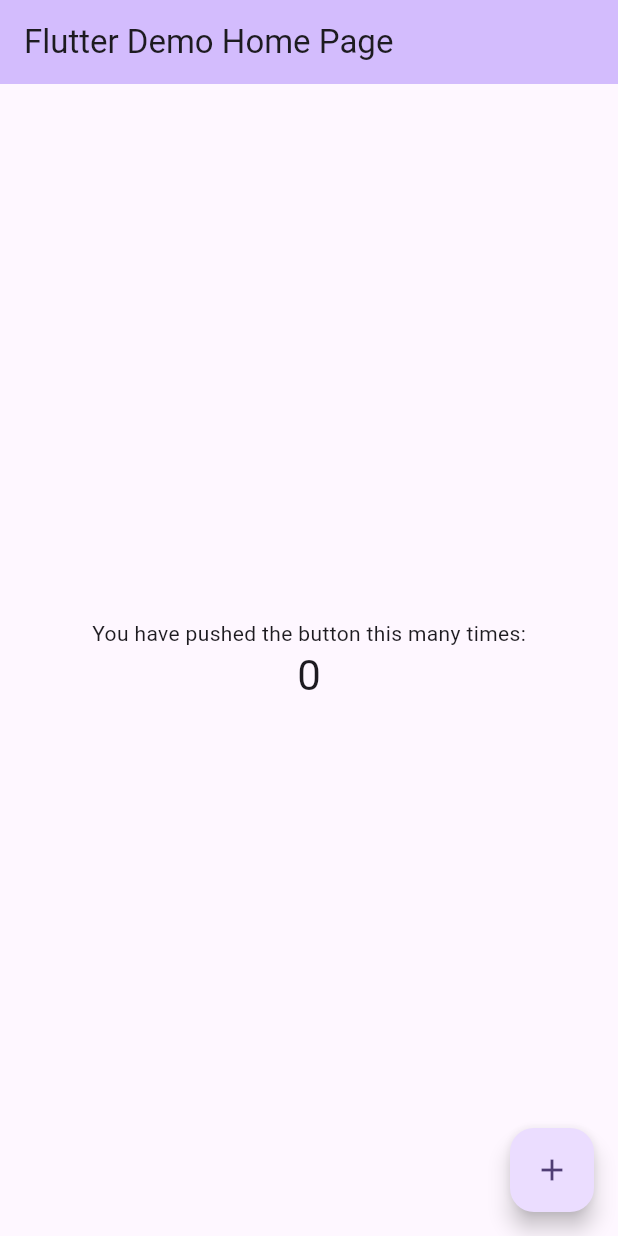
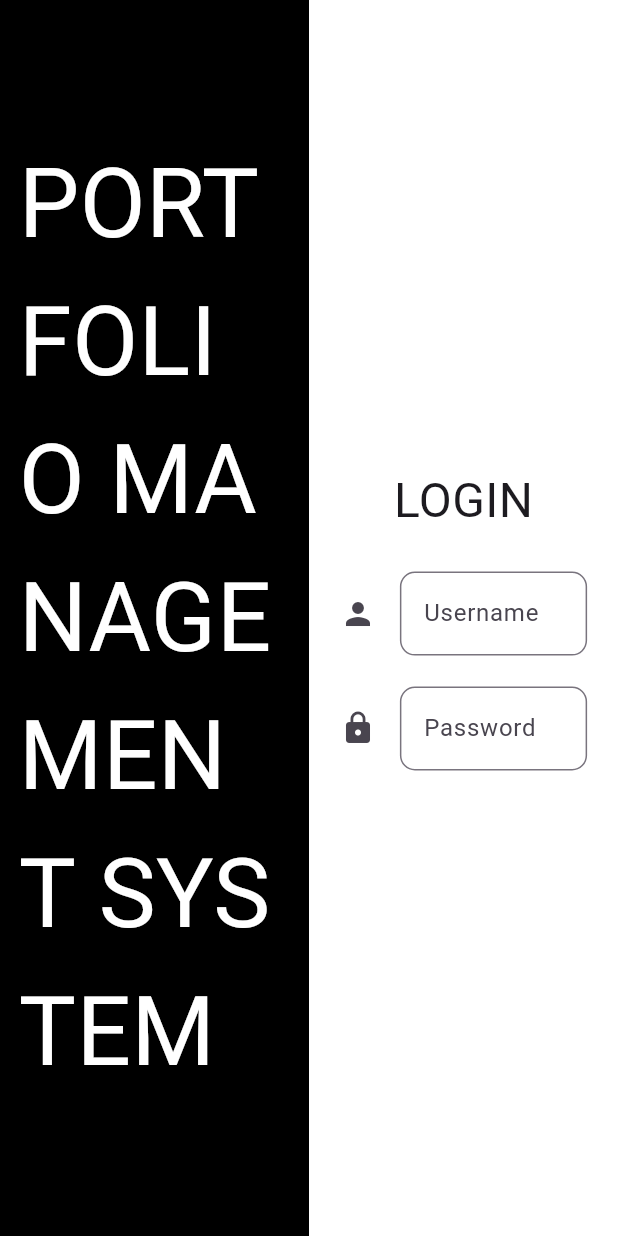
Before and after one commit to suleymancetin8/portfolio_management_system, a Flutter app: the screen it shows after launch, on a phone screen of 412 x 824 dp. Run offline on Flutter 3.47's test engine with Material 3 defaults, Android fonts, the phone set to English and light mode, and no system bars.

Commit message:
styling the login page

```diff
--- a/lib/main.dart
+++ b/lib/main.dart
@@ -6,32 +6,12 @@
 
 class MyApp extends StatelessWidget {
   const MyApp({super.key});
-
-  // This widget is the root of your application.
   @override
   Widget build(BuildContext context) {
-    return MaterialApp(
+    return const MaterialApp(
       title: 'Flutter Demo',
-      theme: ThemeData(
-        // This is the theme of your application.
-        //
-        // TRY THIS: Try running your application with "flutter run". You'll see
-        // the application has a purple toolbar. Then, without quitting the app,
-        // try changing the seedColor in the colorScheme below to Colors.green
-        // and then invoke "hot reload" (save your changes or press the "hot
-        // reload" button in a Flutter-supported IDE, or press "r" if you used
-        // the command line to start the app).
-        //
-        // Notice that the counter didn't reset back to zero; the application
-        // state is not lost during the reload. To reset the state, use hot
-        // restart instead.
-        //
-        // This works for code too, not just values: Most code changes can be
-        // tested with just a hot reload.
-        colorScheme: ColorScheme.fromSeed(seedColor: Colors.deepPurple),
-        useMaterial3: true,
-      ),
-      home: const MyHomePage(title: 'Flutter Demo Home Page'),
+      debugShowCheckedModeBanner: false,
+      home: MyHomePage(title: 'Flutter Demo Home Page'),
     );
   }
 }
@@ -39,87 +19,81 @@
 class MyHomePage extends StatefulWidget {
   const MyHomePage({super.key, required this.title});
 
-  // This widget is the home page of your application. It is stateful, meaning
-  // that it has a State object (defined below) that contains fields that affect
-  // how it looks.
-
-  // This class is the configuration for the state. It holds the values (in this
-  // case the title) provided by the parent (in this case the App widget) and
-  // used by the build method of the State. Fields in a Widget subclass are
-  // always marked "final".
-
   final String title;
-
   @override
   State<MyHomePage> createState() => _MyHomePageState();
 }
 
 class _MyHomePageState extends State<MyHomePage> {
-  int _counter = 0;
+  screenWidth(BuildContext context) {
+    return MediaQuery.of(context).size.width;
+  }
 
-  void _incrementCounter() {
-    setState(() {
-      // This call to setState tells the Flutter framework that something has
-      // changed in this State, which causes it to rerun the build method below
-      // so that the display can reflect the updated values. If we changed
-      // _counter without calling setState(), then the build method would not be
-      // called again, and so nothing would appear to happen.
-      _counter++;
-    });
+  screenHeight(BuildContext context) {
+    return MediaQuery.of(context).size.height;
   }
 
   @override
   Widget build(BuildContext context) {
-    // This method is rerun every time setState is called, for instance as done
-    // by the _incrementCounter method above.
-    //
-    // The Flutter framework has been optimized to make rerunning build methods
-    // fast, so that you can just rebuild anything that needs updating rather
-    // than having to individually change instances of widgets.
     return Scaffold(
-      appBar: AppBar(
-        // TRY THIS: Try changing the color here to a specific color (to
-        // Colors.amber, perhaps?) and trigger a hot reload to see the AppBar
-        // change color while the other colors stay the same.
-        backgroundColor: Theme.of(context).colorScheme.inversePrimary,
-        // Here we take the value from the MyHomePage object that was created by
-        // the App.build method, and use it to set our appbar title.
-        title: Text(widget.title),
-      ),
-      body: Center(
-        // Center is a layout widget. It takes a single child and positions it
-        // in the middle of the parent.
-        child: Column(
-          // Column is also a layout widget. It takes a list of children and
-          // arranges them vertically. By default, it sizes itself to fit its
-          // children horizontally, and tries to be as tall as its parent.
-          //
-          // Column has various properties to control how it sizes itself and
-          // how it positions its children. Here we use mainAxisAlignment to
-          // center the children vertically; the main axis here is the vertical
-          // axis because Columns are vertical (the cross axis would be
-          // horizontal).
-          //
-          // TRY THIS: Invoke "debug painting" (choose the "Toggle Debug Paint"
-          // action in the IDE, or press "p" in the console), to see the
-          // wireframe for each widget.
-          mainAxisAlignment: MainAxisAlignment.center,
-          children: <Widget>[
-            const Text(
-              'You have pushed the button this many times:',
+        backgroundColor: Colors.black,
+        body: Row(
+          children: [
+            // sol taraf
+            Container(
+              padding: EdgeInsets.fromLTRB(
+                screenWidth(context) * 0.03,
+                0,
+                screenWidth(context) * 0.05,
+                0,
+              ),
+              // get the half of the screen width
+              width: MediaQuery.of(context).size.width / 2,
+              child: Text(
+                "PORTFOLIO MANAGEMENT SYSTEM",
+                style: TextStyle(
+                  color: Colors.white,
+                  fontSize: 64,
+                ),
+              ),
             ),
-            Text(
-              '$_counter',
-              style: Theme.of(context).textTheme.headlineMedium,
-            ),
+            // sağ taraf
+            Container(
+              width: MediaQuery.of(context).size.width / 2,
+              color: Colors.white,
+              padding: EdgeInsets.fromLTRB(
+                screenWidth(context) * 0.05,
+                0,
+                screenWidth(context) * 0.05,
+                0,
+              ),
+              child: Column(
+                  mainAxisAlignment: MainAxisAlignment.center,
+                  children: [
+                    Text("LOGIN", style: TextStyle(fontSize: 32)),
+                    SizedBox(height: screenHeight(context) * 0.03),
+                    TextField(
+                      decoration: InputDecoration(
+                        icon: Icon(Icons.person),
+                        hintText: "Username",
+                        border: OutlineInputBorder(
+                          borderRadius: BorderRadius.circular(10),
+                        ),
+                      ),
+                    ),
+                    SizedBox(height: screenHeight(context) * 0.025),
+                    TextField(
+                      decoration: InputDecoration(
+                        icon: Icon(Icons.lock),
+                        hintText: "Password",
+                        border: OutlineInputBorder(
+                          borderRadius: BorderRadius.circular(10),
+                        ),
+                      ),
+                    ),
+                  ]),
+            )
           ],
-        ),
-      ),
-      floatingActionButton: FloatingActionButton(
-        onPressed: _incrementCounter,
-        tooltip: 'Increment',
-        child: const Icon(Icons.add),
-      ), // This trailing comma makes auto-formatting nicer for build methods.
-    );
+        ));
   }
 }
```
